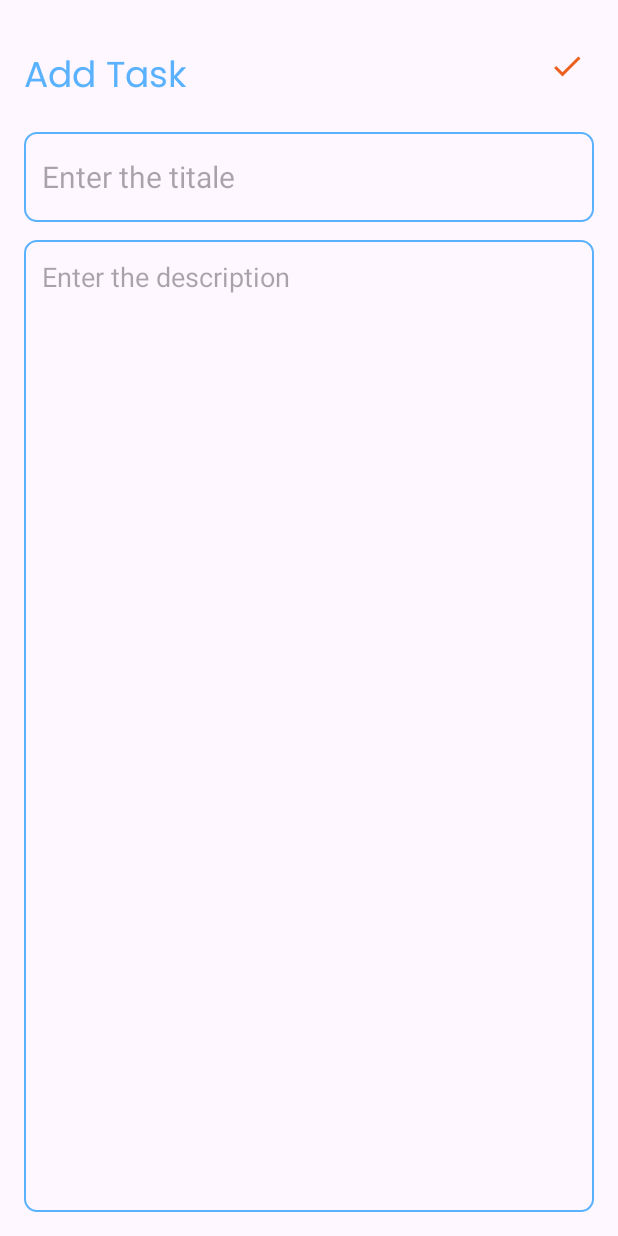
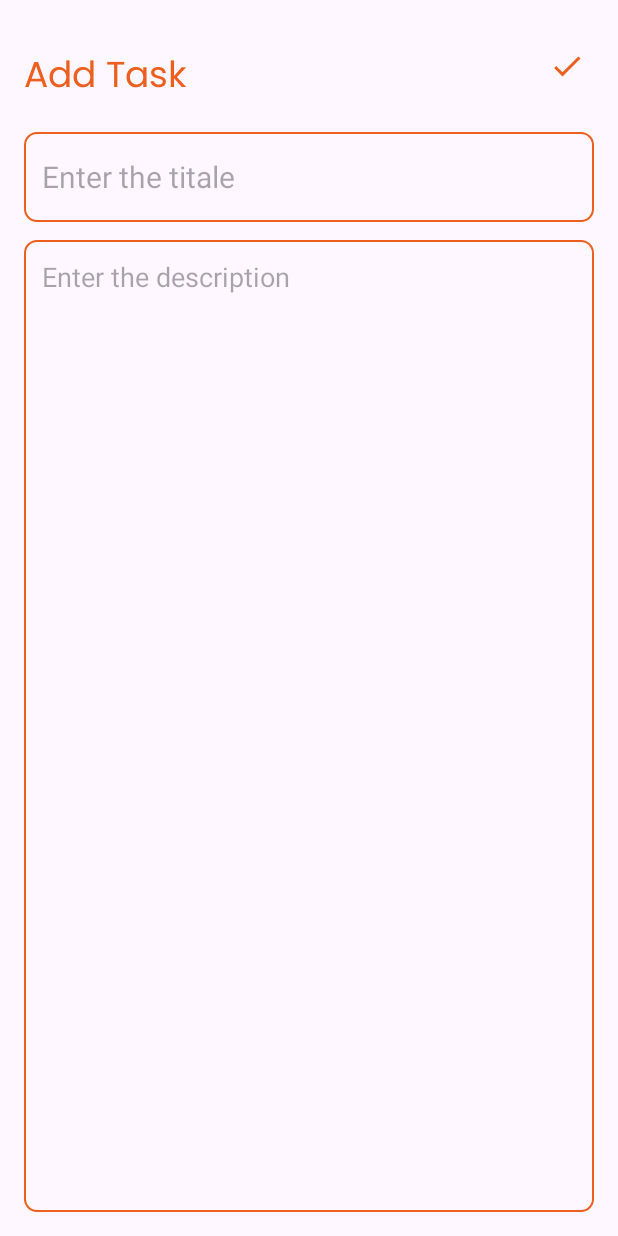
Before and after one commit to MALSHANs/Task-manager-application, an Android app: the AddNoteActivity screen opened directly, with no data from a screen before it, on a phone screen of 412 x 824 dp. Run offline under Robolectric (Android 15) with nearby library versions, the phone set to English and light mode, and no system bars.

Commit message:
Final Commit

```diff
--- a/app/src/main/res/drawable/orange_border.xml
+++ b/app/src/main/res/drawable/orange_border.xml
@@ -3,7 +3,7 @@
     android:shape="rectangle">
     <stroke
         android:width="1dp"
-        android:color="@color/light_blue"/>
+        android:color="@color/orange"/>
     <corners
         android:radius="8dp"/>
 
--- a/app/src/main/res/layout/activity_add_note.xml
+++ b/app/src/main/res/layout/activity_add_note.xml
@@ -16,7 +16,7 @@
         android:layout_alignParentTop="true"
         android:layout_marginTop="16dp"
         android:text="Add Task"
-        android:textColor="@color/light_blue"
+        android:textColor="@color/orange"
         android:textSize="24sp"
         android:fontFamily="@font/poppins"/>
 
--- a/app/src/main/res/layout/activity_main.xml
+++ b/app/src/main/res/layout/activity_main.xml
@@ -17,7 +17,7 @@
         android:fontFamily="@font/poppins"
         android:text="Tasks"
         android:layout_marginStart="18dp"
-        android:textColor="@color/light_blue"
+        android:textColor="@color/orange"
         android:textSize="24sp"/>
 
     <androidx.recyclerview.widget.RecyclerView
--- a/app/src/main/res/layout/activity_update.xml
+++ b/app/src/main/res/layout/activity_update.xml
@@ -16,7 +16,7 @@
         android:layout_alignParentTop="true"
         android:layout_marginTop="16dp"
         android:text="Edit Note"
-        android:textColor="@color/light_blue"
+        android:textColor="@color/orange"
         android:textSize="24sp"
         android:fontFamily="@font/poppins"/>
 
--- a/app/src/main/res/layout/note.xml
+++ b/app/src/main/res/layout/note.xml
@@ -25,7 +25,7 @@
                 android:layout_height="wrap_content"
                 android:fontFamily="@font/poppins"
                 android:text="Title"
-                android:textColor="@color/light_blue"
+                android:textColor="@color/orange"
                 android:textSize="18sp"
                 android:textStyle="bold" />
 
```
